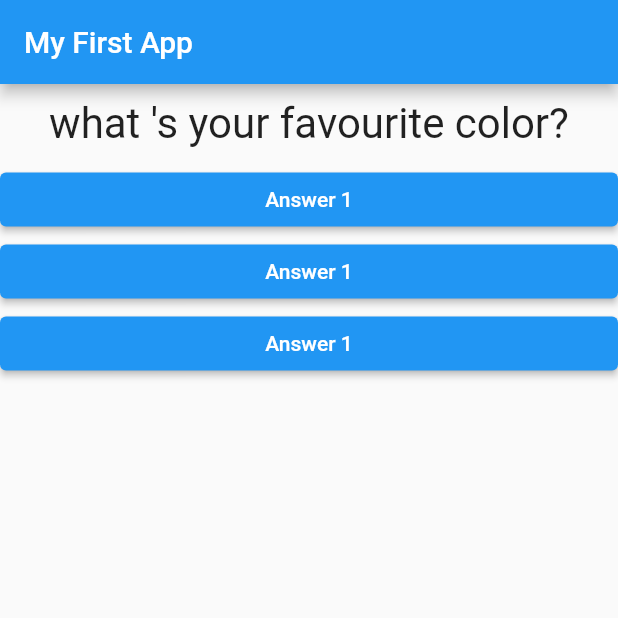
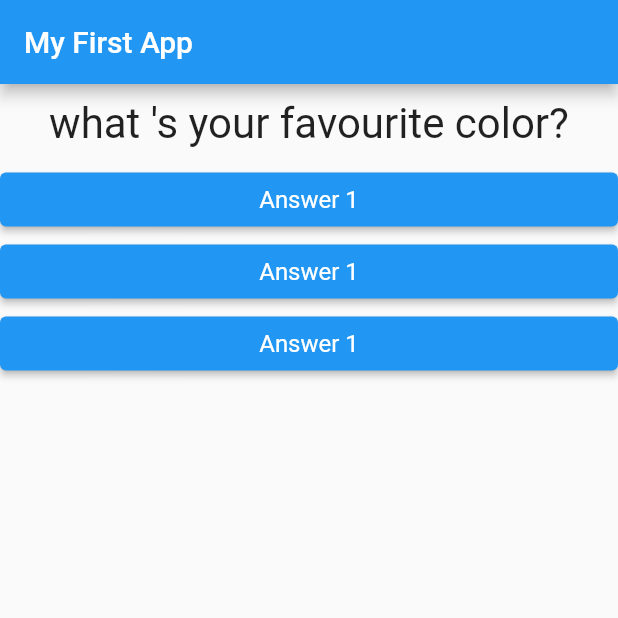
Before and after one commit to MzeroHour/Flutter-Complete-Guide, a Flutter app: the screen it shows after launch, on a phone screen of 412 x 824 dp, the top half of it. Run offline on Flutter 3.47's test engine with Material 2 defaults, Android fonts, the phone set to English and light mode, and no system bars.

Commit message:
Add  List

```diff
--- a/lib/answer.dart
+++ b/lib/answer.dart
@@ -12,6 +12,10 @@ class Answer extends StatelessWidget {
       child: ElevatedButton(
         style: ElevatedButton.styleFrom(
           primary: Colors.blue,
+          textStyle: TextStyle(
+            fontSize: 16,
+            color: Colors.white,
+          ),
         ),
         child: Text('Answer 1'),
         onPressed: selectHandler,
```
